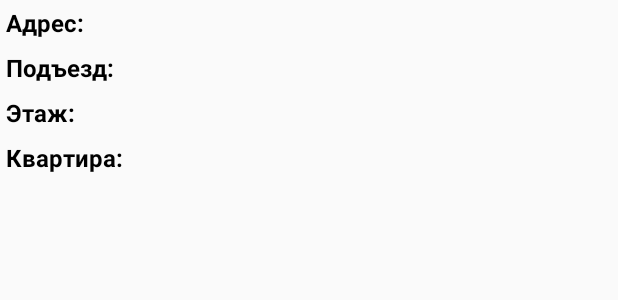
After one commit to Zanexess/Corobox_Android, an Android app: the layout address_item.xml on its own in the app's theme, with its tools: preview values and no code run, on a phone screen of 412 x 824 dp. The commit adds this screen. Shown: the top 300 px of the screen. Run offline under Robolectric (Android 15) with nearby library versions, the light colour scheme and no system bars.

Commit message:
Адрес

```diff
--- a/app/build.gradle
+++ b/app/build.gradle
@@ -173,4 +173,7 @@ dependencies {
 
     compile 'com.jakewharton:butterknife:8.6.0'
     annotationProcessor 'com.jakewharton:butterknife-compiler:8.6.0'
+
+    compile 'com.yqritc:recyclerview-flexibledivider:1.4.0'
+    compile 'com.google.android.gms:play-services:11.0.1'
 }
--- a/app/src/main/AndroidManifest.xml
+++ b/app/src/main/AndroidManifest.xml
@@ -41,7 +41,11 @@
 
         <meta-data
             android:name="io.fabric.ApiKey"
-            android:value="eb30435776d7378abe1afbc4dfc6d5760c699990" />
+            android:value="eb30435776d7378abe1afbc4dfc6d5760c699990" />'
+
+        <meta-data
+            android:name="com.google.android.geo.API_KEY"
+            android:value="AIzaSyBxnJII2Slr8_-9QqktQ75nIHrmfv1a4Ws"/>
     </application>
 
 </manifest>
--- /dev/null
+++ b/app/src/main/res/layout/address_item.xml
@@ -0,0 +1,105 @@
+<?xml version="1.0" encoding="utf-8"?>
+<LinearLayout xmlns:android="http://schemas.android.com/apk/res/android"
+    xmlns:app="http://schemas.android.com/apk/res-auto"
+    android:orientation="vertical"
+    android:layout_width="match_parent"
+    android:layout_height="wrap_content">
+
+        <LinearLayout
+            android:layout_width="match_parent"
+            android:layout_height="wrap_content"
+            android:orientation="vertical">
+
+            <LinearLayout
+                android:padding="4dp"
+                android:orientation="horizontal"
+                android:layout_width="match_parent"
+                android:layout_height="wrap_content">
+
+                <TextView
+                    android:textStyle="bold"
+                    android:textColor="#000000"
+                    android:textSize="16sp"
+                    android:text="Адрес: "
+                    android:layout_width="wrap_content"
+                    android:layout_height="wrap_content" />
+
+                <TextView
+                    android:textColor="#000000"
+                    android:id="@+id/address"
+                    android:textSize="16sp"
+                    android:layout_width="match_parent"
+                    android:layout_height="wrap_content" />
+
+            </LinearLayout>
+
+            <LinearLayout
+                android:padding="4dp"
+                android:orientation="horizontal"
+                android:layout_width="match_parent"
+                android:layout_height="wrap_content">
+
+                <TextView
+                    android:textStyle="bold"
+                    android:textColor="#000000"
+                    android:textSize="16sp"
+                    android:text="Подъезд: "
+                    android:layout_width="wrap_content"
+                    android:layout_height="wrap_content" />
+
+                <TextView
+                    android:textColor="#000000"
+                    android:id="@+id/access"
+                    android:textSize="16sp"
+                    android:layout_width="match_parent"
+                    android:layout_height="wrap_content" />
+
+            </LinearLayout>
+
+            <LinearLayout
+                android:padding="4dp"
+                android:orientation="horizontal"
+                android:layout_width="match_parent"
+                android:layout_height="wrap_content">
+
+                <TextView
+                    android:textStyle="bold"
+                    android:textColor="#000000"
+                    android:textSize="16sp"
+                    android:text="Этаж: "
+                    android:layout_width="wrap_content"
+                    android:layout_height="wrap_content" />
+
+                <TextView
+                    android:textColor="#000000"
+                    android:id="@+id/floor"
+                    android:textSize="16sp"
+                    android:layout_width="match_parent"
+                    android:layout_height="wrap_content" />
+
+            </LinearLayout>
+
+            <LinearLayout
+                android:padding="4dp"
+                android:orientation="horizontal"
+                android:layout_width="match_parent"
+                android:layout_height="wrap_content">
+
+                <TextView
+                    android:textStyle="bold"
+                    android:textColor="#000000"
+                    android:textSize="16sp"
+                    android:text="Квартира: "
+                    android:layout_width="wrap_content"
+                    android:layout_height="wrap_content" />
+
+                <TextView
+                    android:textColor="#000000"
+                    android:id="@+id/flat"
+                    android:textSize="16sp"
+                    android:layout_width="match_parent"
+                    android:layout_height="wrap_content" />
+            </LinearLayout>
+
+        </LinearLayout>
+</LinearLayout>
```
Also changed, not shown: app/src/main/java/me/labs/corobox/corobox/common/adapters/AddressRealmAdapter.java (+15 -15 lines), app/src/main/java/me/labs/corobox/corobox/view/main_screen/address_screen/AddressFragmentView.java (+39 -3 lines), app/src/main/res/layout/fragment_address.xml (+72 -30 lines).
